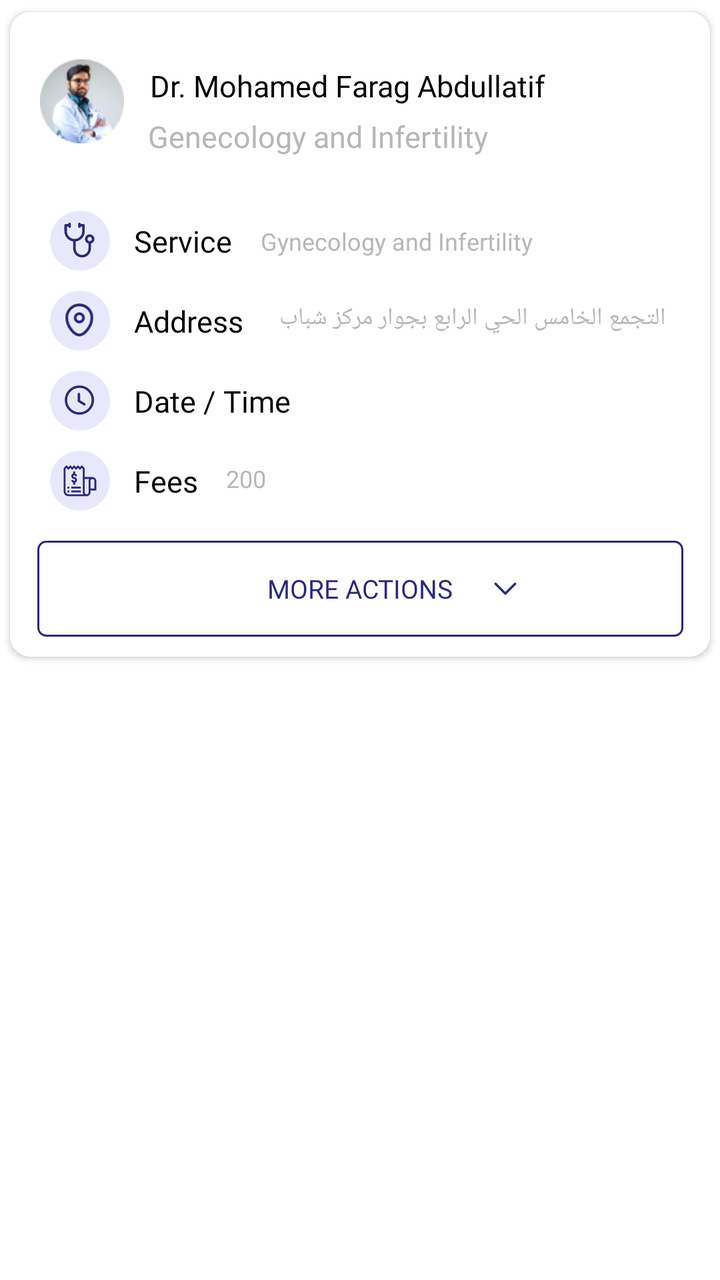
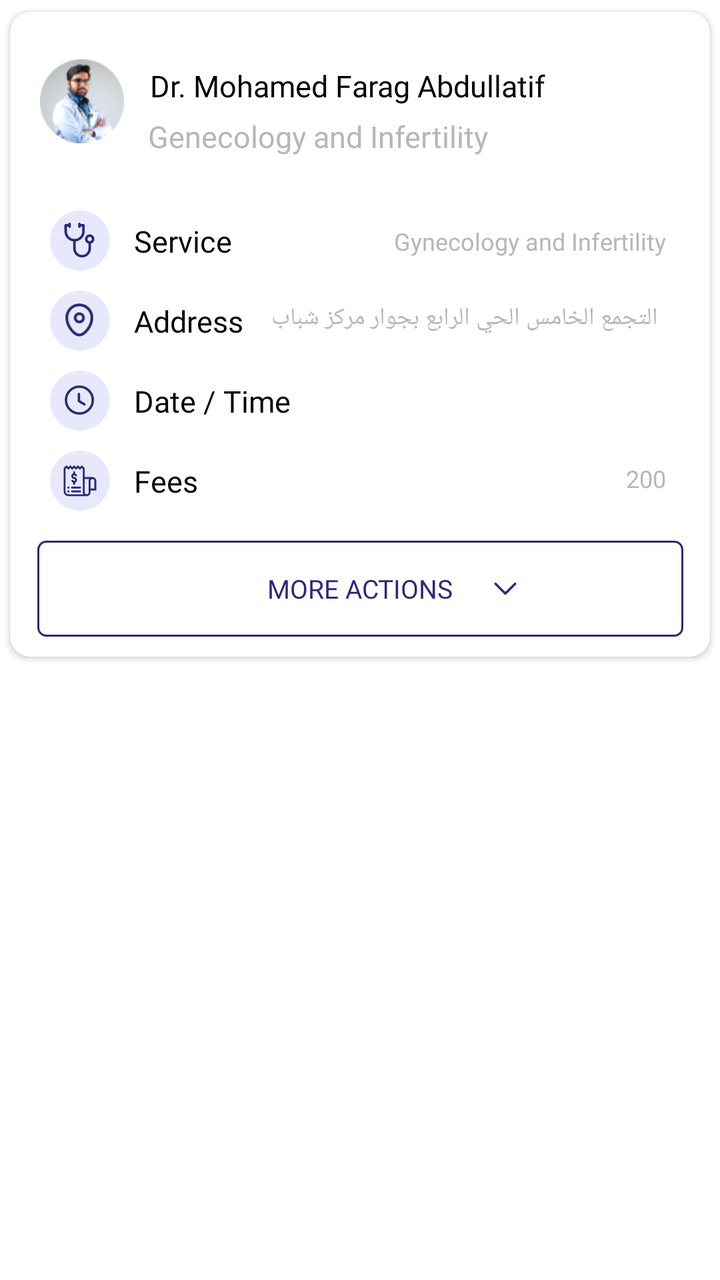

Before-and-after screenshots of an Android layout around one commit, followed by the original layout XML and the change that was made.
<!-- AndroidManifest.xml: application theme Theme.NewDesign -->
<!-- res/layout/item_layout_schedule.xml -->
<?xml version="1.0" encoding="utf-8"?>
<layout xmlns:android="http://schemas.android.com/apk/res/android"
    xmlns:app="http://schemas.android.com/apk/res-auto">

    <androidx.constraintlayout.widget.ConstraintLayout
        android:layout_width="match_parent"
        android:layout_height="wrap_content">

        <androidx.cardview.widget.CardView
            android:id="@+id/cardview"
            android:layout_width="match_parent"
            android:layout_height="wrap_content"
            app:cardCornerRadius="10dp"
            app:cardUseCompatPadding="true"
            app:layout_constraintEnd_toEndOf="parent"
            app:layout_constraintStart_toStartOf="parent"
            app:layout_constraintTop_toTopOf="parent">

            <androidx.constraintlayout.widget.ConstraintLayout
                android:id="@+id/layput_services"
                android:layout_width="match_parent"
                android:layout_height="match_parent"
                android:padding="5dp">

                <androidx.constraintlayout.widget.ConstraintLayout
                    android:id="@+id/layout_doctorsDetail"
                    android:layout_width="match_parent"
                    android:layout_height="wrap_content"
                    android:layout_margin="10dp"
                    app:layout_constraintEnd_toEndOf="parent"
                    app:layout_constraintStart_toStartOf="parent"
                    app:layout_constraintTop_toTopOf="parent">

                    <com.google.android.material.imageview.ShapeableImageView
                        android:id="@+id/iv_doctorProfile"
                        android:layout_width="42dp"
                        android:layout_height="42dp"
                        android:src="@drawable/ic_docspecialization"
                        app:layout_constraintStart_toStartOf="parent"
                        app:layout_constraintTop_toTopOf="parent"
                        app:layout_constraintBottom_toBottomOf="parent"
                        />

                    <androidx.appcompat.widget.AppCompatTextView
                        android:id="@+id/tv_doctorName"
                        android:layout_width="0dp"
                        android:layout_height="wrap_content"
                        android:layout_marginStart="10dp"
                        android:fontFamily="@font/avenirltstd_roman"
                        android:gravity="start"
                        android:padding="3dp"
                        android:text="Dr. Mohamed Farag Abdullatif"
                        android:textColor="@color/black"
                        android:textSize="15sp"
                        app:layout_constraintStart_toEndOf="@+id/iv_doctorProfile"
                        app:layout_constraintTop_toTopOf="@+id/iv_doctorProfile" />

                    <androidx.appcompat.widget.AppCompatTextView
                        android:id="@+id/tv_Specialization"
                        android:layout_width="0dp"
                        android:layout_height="wrap_content"
                        android:layout_marginStart="10dp"
                        android:fontFamily="@font/avenirltstd_roman"
                        android:gravity="start"
                        android:padding="2dp"
                        android:text="Genecology and Infertility"
                        android:textColor="@color/gray"
                        android:textSize="15sp"
                        app:layout_constraintStart_toEndOf="@+id/iv_doctorProfile"
                        app:layout_constraintTop_toBottomOf="@+id/tv_doctorName" />


                </androidx.constraintlayout.widget.ConstraintLayout>


                <androidx.constraintlayout.widget.ConstraintLayout
                    android:id="@+id/layout_Subspecialization"
                    android:layout_width="match_parent"
                    android:layout_height="wrap_content"
                    android:layout_marginTop="10dp"
                    android:padding="5dp"
                    app:layout_constraintTop_toBottomOf="@+id/layout_doctorsDetail">

                    <androidx.constraintlayout.widget.ConstraintLayout
                        android:id="@+id/layout_Sub_specialization"
                        android:layout_width="30dp"
                        android:layout_height="30dp"
                        android:layout_marginTop="10dp"
                        android:layout_marginStart="10dp"
                        android:background="@drawable/bg_image_circle"
                        app:layout_constraintStart_toStartOf="parent"
                        app:layout_constraintTop_toTopOf="parent">

                        <com.google.android.material.imageview.ShapeableImageView
                            android:id="@+id/iv_sub_specialization"
                            android:layout_width="18dp"
                            android:layout_height="18dp"
                            android:adjustViewBounds="true"
                            android:src="@drawable/ic_sub_specialization"
                            app:layout_constraintBottom_toBottomOf="parent"
                            app:layout_constraintEnd_toEndOf="parent"
                            app:layout_constraintStart_toStartOf="parent"
                            app:layout_constraintTop_toTopOf="parent" />
                    </androidx.constraintlayout.widget.ConstraintLayout>

                    <androidx.appcompat.widget.AppCompatTextView
                        android:id="@+id/tv_sub_specialization"
                        android:layout_width="wrap_content"
                        android:layout_height="wrap_content"
                        android:layout_marginStart="10dp"
                        android:layout_marginTop="10dp"
                        android:fontFamily="@font/avenirltstd_roman"
                        android:gravity="start"
                        android:padding="2dp"
                        android:text="@string/service"
                        android:textColor="@color/black"
                        android:textSize="15sp"
                        app:layout_constraintStart_toEndOf="@+id/layout_Sub_specialization"
                        app:layout_constraintBottom_toBottomOf="@+id/layout_Sub_specialization"
                       app:layout_constraintTop_toTopOf="parent" />

                    <androidx.appcompat.widget.AppCompatTextView
                        android:id="@+id/Service"
                        android:layout_width="0dp"
                        android:layout_height="wrap_content"
                        android:layout_marginStart="10dp"
                        android:layout_marginTop="10dp"
                        android:layout_marginEnd="10dp"
                        android:fontFamily="@font/avenirltstd_black"
                        android:gravity="start"
                        android:padding="2dp"
                        android:text="Gynecology and Infertility"
                        android:textColor="@color/gray"
                        android:textSize="12sp"
                        app:layout_constraintEnd_toEndOf="parent"
                        app:layout_constraintStart_toEndOf="@+id/tv_sub_specialization"
                        app:layout_constraintBottom_toBottomOf="@+id/layout_Sub_specialization"
                        app:layout_constraintTop_toTopOf="parent" />
                </androidx.constraintlayout.widget.ConstraintLayout>
                <androidx.constraintlayout.widget.ConstraintLayout
                    android:id="@+id/Address"
                    android:layout_width="match_parent"
                    android:layout_height="wrap_content"
                    android:padding="5dp"
                    app:layout_constraintTop_toBottomOf="@+id/layout_Subspecialization">

                    <androidx.constraintlayout.widget.ConstraintLayout
                        android:id="@+id/layout_Address"
                        android:layout_width="30dp"
                        android:layout_height="30dp"
                        android:layout_marginStart="10dp"
                        android:background="@drawable/bg_image_circle"
                        app:layout_constraintStart_toStartOf="parent"
                        app:layout_constraintTop_toTopOf="parent">

                        <com.google.android.material.imageview.ShapeableImageView
                            android:id="@+id/iv_Address"
                            android:layout_width="18dp"
                            android:layout_height="18dp"
                            android:adjustViewBounds="true"
                            android:src="@drawable/ic_location"
                            app:layout_constraintBottom_toBottomOf="parent"
                            app:layout_constraintEnd_toEndOf="parent"
                            app:layout_constraintStart_toStartOf="parent"
                            app:layout_constraintTop_toTopOf="parent" />
                    </androidx.constraintlayout.widget.ConstraintLayout>

                    <androidx.appcompat.widget.AppCompatTextView
                        android:id="@+id/tv_Address"
                        android:layout_width="wrap_content"
                        android:layout_height="wrap_content"
                        android:layout_marginStart="10dp"
                        android:fontFamily="@font/avenirltstd_roman"
                        android:gravity="start"
                        android:padding="2dp"
                        android:text="@string/address"
                        android:textColor="@color/black"
                        android:textSize="15sp"
                        app:layout_constraintStart_toEndOf="@+id/layout_Address"
                        app:layout_constraintBottom_toBottomOf="@+id/layout_Address"
                        app:layout_constraintTop_toTopOf="parent" />

                    <androidx.appcompat.widget.AppCompatTextView
                        android:id="@+id/location"
                        android:layout_width="0dp"
                        android:layout_height="wrap_content"
                        android:layout_marginStart="10dp"
                        android:layout_marginEnd="10dp"
                        android:fontFamily="@font/avenirltstd_black"
                        android:gravity="start"
                        android:padding="2dp"
                        android:maxLines="1"
                        android:text="التجمع الخامس الحي الرابع بجوار مركز شباب التجمع الخامس 44 بـــ شارع 11"
                        android:textColor="@color/gray"
                        android:textSize="12sp"
                        app:layout_constraintEnd_toEndOf="parent"
                        app:layout_constraintStart_toEndOf="@+id/tv_Address"
                        app:layout_constraintBottom_toBottomOf="@+id/tv_Address"
                        app:layout_constraintTop_toTopOf="parent" />
                </androidx.constraintlayout.widget.ConstraintLayout>
                <androidx.constraintlayout.widget.ConstraintLayout
                    android:id="@+id/Waiting_Time"
                    android:layout_width="match_parent"
                    android:layout_height="wrap_content"
                    android:padding="5dp"
                    app:layout_constraintTop_toBottomOf="@+id/Address">

                    <androidx.constraintlayout.widget.ConstraintLayout
                        android:id="@+id/layout_Waiting_Time"
                        android:layout_width="30dp"
                        android:layout_height="30dp"
                        android:layout_marginStart="10dp"
                        android:background="@drawable/bg_image_circle"
                        app:layout_constraintStart_toStartOf="parent"
                        app:layout_constraintTop_toTopOf="parent">

                        <com.google.android.material.imageview.ShapeableImageView
                            android:id="@+id/iv_WaitingTime"
                            android:layout_width="18dp"
                            android:layout_height="18dp"
                            android:adjustViewBounds="true"
                            android:src="@drawable/ic_watingtime"
                            app:layout_constraintBottom_toBottomOf="parent"
                            app:layout_constraintEnd_toEndOf="parent"
                            app:layout_constraintStart_toStartOf="parent"
                            app:layout_constraintTop_toTopOf="parent" />
                    </androidx.constraintlayout.widget.ConstraintLayout>

                    <androidx.appcompat.widget.AppCompatTextView
                        android:id="@+id/tv_WaitingTime"
                        android:layout_width="wrap_content"
                        android:layout_height="wrap_content"
                        android:layout_marginStart="10dp"
                        android:fontFamily="@font/avenirltstd_roman"
                        android:gravity="start"
                        android:padding="2dp"
                        android:text="@string/date_time"
                        android:textColor="@color/black"
                        android:textSize="15sp"
                        app:layout_constraintStart_toEndOf="@+id/layout_Waiting_Time"
                        app:layout_constraintBottom_toBottomOf="@+id/layout_Waiting_Time"
                        app:layout_constraintTop_toTopOf="parent" />

                    <androidx.appcompat.widget.AppCompatTextView
                        android:id="@+id/waitingTime"
                        android:layout_width="0dp"
                        android:layout_height="wrap_content"
                        android:layout_marginStart="10dp"
                        android:layout_marginEnd="10dp"
                        android:fontFamily="@font/avenirltstd_black"
                        android:gravity="start"
                        android:padding="2dp"
                        android:text=""
                        android:textColor="@color/gray"
                        android:textSize="12sp"
                        app:layout_constraintEnd_toEndOf="parent"
                        app:layout_constraintStart_toEndOf="@+id/tv_WaitingTime"
                        app:layout_constraintBottom_toBottomOf="@+id/tv_WaitingTime"
                        app:layout_constraintTop_toTopOf="parent" />
                </androidx.constraintlayout.widget.ConstraintLayout>
                <androidx.constraintlayout.widget.ConstraintLayout
                    android:id="@+id/Fees"
                    android:layout_width="match_parent"
                    android:layout_height="wrap_content"
                    android:padding="5dp"
                    app:layout_constraintTop_toBottomOf="@+id/Waiting_Time">

                    <androidx.constraintlayout.widget.ConstraintLayout
                        android:id="@+id/layout_Fees"
                        android:layout_width="30dp"
                        android:layout_height="30dp"
                        android:layout_marginStart="10dp"
                        android:background="@drawable/bg_image_circle"
                        app:layout_constraintStart_toStartOf="parent"
                        app:layout_constraintTop_toTopOf="parent">

                        <com.google.android.material.imageview.ShapeableImageView
                            android:id="@+id/iv_Fees"
                            android:layout_width="18dp"
                            android:layout_height="18dp"
                            android:adjustViewBounds="true"
                            android:src="@drawable/ic_fees"
                            app:layout_constraintBottom_toBottomOf="parent"
                            app:layout_constraintEnd_toEndOf="parent"
                            app:layout_constraintStart_toStartOf="parent"
                            app:layout_constraintTop_toTopOf="parent" />
                    </androidx.constraintlayout.widget.ConstraintLayout>

                    <androidx.appcompat.widget.AppCompatTextView
                        android:id="@+id/tv_Fees"
                        android:layout_width="wrap_content"
                        android:layout_height="wrap_content"
                        android:layout_marginStart="10dp"
                        android:fontFamily="@font/avenirltstd_roman"
                        android:gravity="start"
                        android:padding="2dp"
                        android:text="@string/fees"
                        android:textColor="@color/black"
                        android:textSize="15sp"
                        app:layout_constraintStart_toEndOf="@+id/layout_Fees"
                        app:layout_constraintBottom_toBottomOf="@+id/layout_Fees"
                        app:layout_constraintTop_toTopOf="parent" />

                    <androidx.appcompat.widget.AppCompatTextView
                        android:id="@+id/Feesresult"
                        android:layout_width="0dp"
                        android:layout_height="wrap_content"
                        android:layout_marginStart="10dp"
                        android:layout_marginEnd="10dp"
                        android:fontFamily="@font/avenirltstd_black"
                        android:gravity="start"
                        android:padding="2dp"
                        android:text="200"
                        android:textColor="@color/gray"
                        android:textSize="12sp"
                        app:layout_constraintEnd_toEndOf="parent"
                        app:layout_constraintStart_toEndOf="@+id/tv_Fees"
                        app:layout_constraintBottom_toBottomOf="@+id/tv_Fees"
                        app:layout_constraintTop_toTopOf="parent" />
                </androidx.constraintlayout.widget.ConstraintLayout>

                <androidx.constraintlayout.widget.ConstraintLayout
                    android:id="@+id/layout"
                    android:layout_width="0dp"
                    android:layout_height="wrap_content"
                    app:layout_constraintEnd_toEndOf="parent"
                    app:layout_constraintStart_toStartOf="parent"
                    app:layout_constraintTop_toBottomOf="@+id/Fees"
                    app:layout_constraintBottom_toBottomOf="parent"
                    android:layout_marginBottom="5dp"
                    app:layout_constraintWidth_percent=".95"
                    android:layout_marginTop="10dp">
                    <androidx.appcompat.widget.AppCompatButton
                        android:id="@+id/btn_MoreAction"
                        android:layout_width="0dp"
                        android:layout_height="wrap_content"
                        android:background="@drawable/bg_button_schedule"
                        android:fontFamily="@font/avenirltstd_roman"
                        android:text="@string/more_actions"
                        android:textColor="@color/blue"
                        android:textSize="13sp"
                        app:layout_constraintEnd_toEndOf="parent"
                        app:layout_constraintStart_toStartOf="parent"
                        app:layout_constraintTop_toTopOf="parent"
                        />

                </androidx.constraintlayout.widget.ConstraintLayout>

                <com.google.android.material.imageview.ShapeableImageView
                    android:id="@+id/iv_more"
                    android:layout_width="18dp"
                    android:layout_height="18dp"
                    android:adjustViewBounds="true"
                    android:src="@drawable/ic_arrowdownblue"
                    app:layout_constraintBottom_toBottomOf="@+id/layout"
                    app:layout_constraintEnd_toEndOf="@+id/layout"
                    android:layout_marginEnd="80dp"
                    app:layout_constraintTop_toTopOf="@+id/layout" />



            </androidx.constraintlayout.widget.ConstraintLayout>
        </androidx.cardview.widget.CardView>


    </androidx.constraintlayout.widget.ConstraintLayout>

</layout>
<!-- resources referenced by this layout -->
<resources>
  <color name="black">#FF000000</color>
  <color name="blue">#2B2979</color>
  <color name="gray">#B7B7B7</color>
  <!-- drawable bg_button_schedule (drawable) -->
  <?xml version="1.0" encoding="utf-8"?>
  <shape xmlns:android="http://schemas.android.com/apk/res/android"
      android:shape="rectangle">
      <solid android:color="@color/white" />
      <stroke
          android:width="1dp"
          android:color="@color/blue" />
      <corners android:radius="4dp" />
  </shape>
  <!-- drawable bg_image_circle (drawable) -->
  <?xml version="1.0" encoding="utf-8"?>
  <shape xmlns:android="http://schemas.android.com/apk/res/android"
      android:shape="oval"
      >
  
      <solid android:color="@color/color_completeprofile"/>
      <size android:width="50dp" android:height="50dp"/>
  
  </shape>
  <!-- drawable ic_arrowdownblue (drawable) -->
  <vector xmlns:android="http://schemas.android.com/apk/res/android"
      android:width="15dp"
      android:height="14dp"
      android:viewportWidth="15"
      android:viewportHeight="14">
    <path
        android:strokeWidth="1"
        android:pathData="M11.583,4.958L7.5,9.042L3.417,4.958"
        android:strokeLineJoin="round"
        android:fillColor="#00000000"
        android:strokeColor="#2B2979"
        android:strokeLineCap="round"/>
  </vector>
  <!-- drawable ic_watingtime (drawable) -->
  <vector xmlns:android="http://schemas.android.com/apk/res/android"
      android:width="15dp"
      android:height="15dp"
      android:viewportWidth="15"
      android:viewportHeight="15">
    <path
        android:strokeWidth="1"
        android:pathData="M12.838,7.25C12.838,10.337 10.336,12.839 7.25,12.839C4.163,12.839 1.661,10.337 1.661,7.25C1.661,4.164 4.163,1.662 7.25,1.662C10.336,1.662 12.838,4.164 12.838,7.25Z"
        android:strokeLineJoin="round"
        android:fillColor="#00000000"
        android:fillType="evenOdd"
        android:strokeColor="#2B2979"
        android:strokeLineCap="round"/>
    <path
        android:strokeWidth="1"
        android:pathData="M9.323,9.028L7.045,7.669V4.741"
        android:strokeLineJoin="round"
        android:fillColor="#00000000"
        android:strokeColor="#2B2979"
        android:strokeLineCap="round"/>
  </vector>
  <string name="address">Address</string>
  <string name="date_time">Date / Time</string>
  <string name="fees">Fees</string>
  <string name="more_actions">More Actions</string>
  <string name="service">Service</string>
  <style name="Theme.NewDesign" parent="Theme.MaterialComponents.Light.NoActionBar">
          
          <item name="colorPrimary">@color/purple_500</item>
          <item name="colorPrimaryVariant">@color/purple_700</item>
          <item name="colorOnPrimary">@color/white</item>
          
          <item name="colorSecondary">#0639BA</item>
          <item name="colorSecondaryVariant">@color/teal_700</item>
          <item name="colorOnSecondary">@color/black</item>
          
          <item name="android:statusBarColor">?attr/colorPrimaryVariant</item>
          
      </style>
  <color name="white">#FFFFFFFF</color>
  <color name="color_completeprofile">#E8E8FD</color>
  <color name="purple_500">#FF6200EE</color>
  <color name="purple_700">#FF3700B3</color>
  <color name="teal_700">#FF018786</color>
  <!-- unchanged entries left out for length: 4 -->
</resources>

<!-- the commit's change to res/layout/item_layout_schedule.xml (unified diff, before → after) -->
@@ -127,7 +127,7 @@
                         android:layout_marginTop="10dp"
                         android:layout_marginEnd="10dp"
                         android:fontFamily="@font/avenirltstd_black"
-                        android:gravity="start"
+                        android:gravity="end"
                         android:padding="2dp"
                         android:text="Gynecology and Infertility"
                         android:textColor="@color/gray"
@@ -187,7 +187,7 @@
                         android:layout_marginStart="10dp"
                         android:layout_marginEnd="10dp"
                         android:fontFamily="@font/avenirltstd_black"
-                        android:gravity="start"
+                        android:gravity="end"
                         android:padding="2dp"
                         android:maxLines="1"
                         android:text="التجمع الخامس الحي الرابع بجوار مركز شباب التجمع الخامس 44 بـــ شارع 11"
@@ -248,7 +248,7 @@
                         android:layout_marginStart="10dp"
                         android:layout_marginEnd="10dp"
                         android:fontFamily="@font/avenirltstd_black"
-                        android:gravity="start"
+                        android:gravity="end"
                         android:padding="2dp"
                         android:text=""
                         android:textColor="@color/gray"
@@ -308,7 +308,7 @@
                         android:layout_marginStart="10dp"
                         android:layout_marginEnd="10dp"
                         android:fontFamily="@font/avenirltstd_black"
-                        android:gravity="start"
+                        android:gravity="end"
                         android:padding="2dp"
                         android:text="200"
                         android:textColor="@color/gray"
